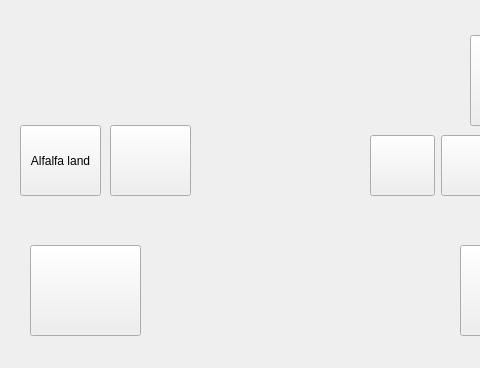
First picture: the form in mainwindow.ui, repository slotfi909/heyDay, before the edit; both pictures show x 0 to 480 and y 145 to 513 of the 588 by 513 pixel window.
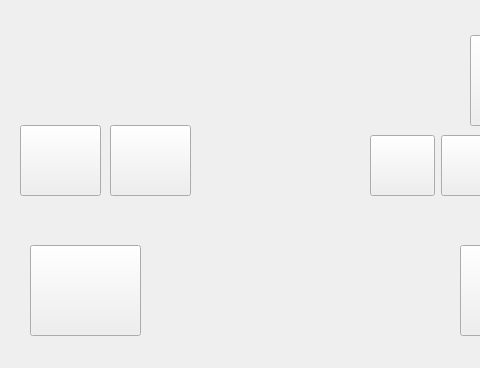
Second picture: the form after the edit.

Commit message: fixed size of menu

What changed in the file:
```diff
--- a/mainwindow.ui
+++ b/mainwindow.ui
@@ -286,7 +286,7 @@
      <cursorShape>PointingHandCursor</cursorShape>
     </property>
     <property name="text">
-     <string>Alfalfa land</string>
+     <string/>
     </property>
    </widget>
    <widget class="QLabel" name="label_4">
```
The commit also changes 1 other file.
